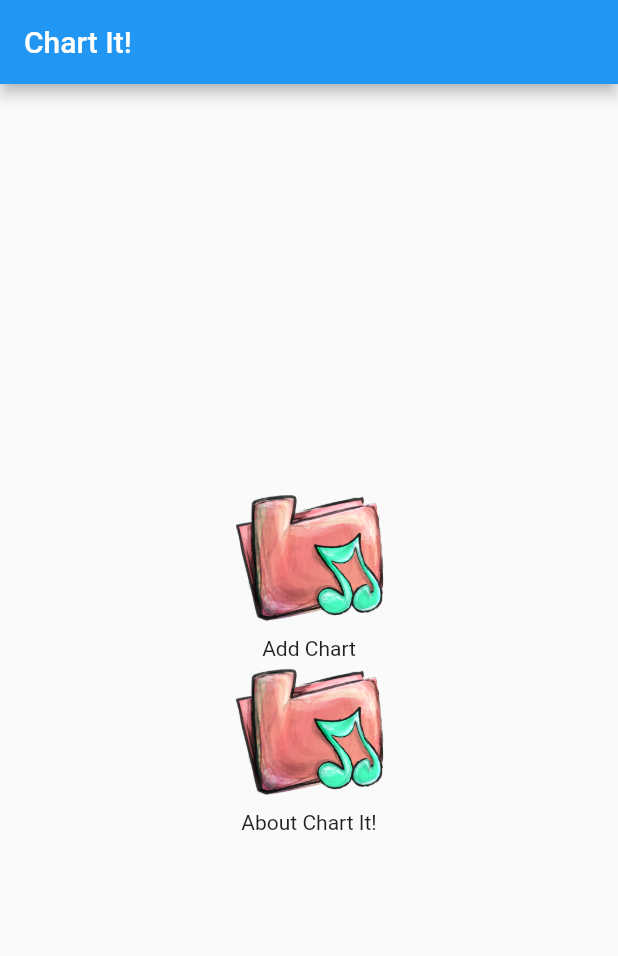
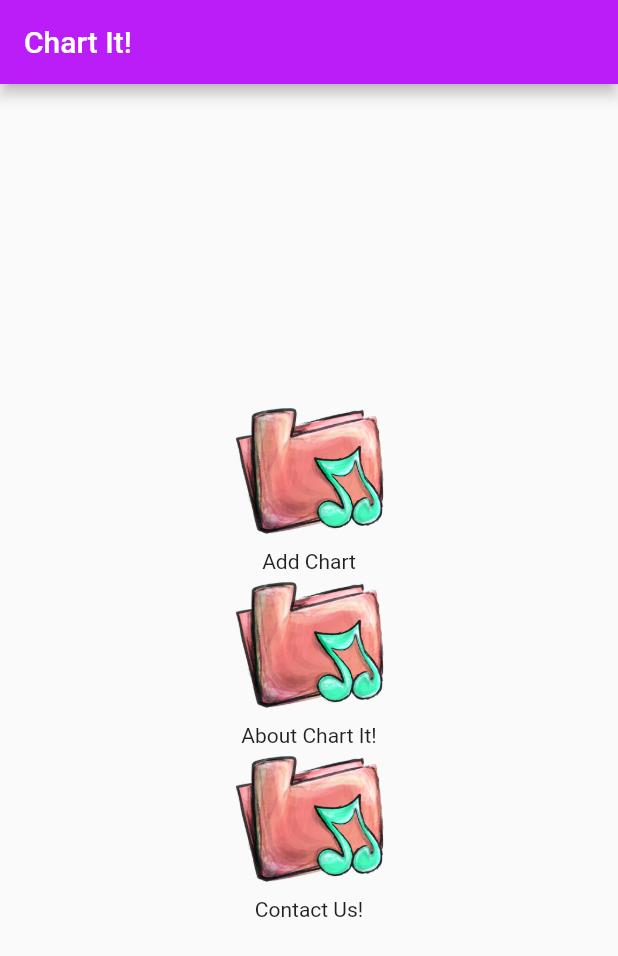
Before and after one commit to michalfain/ChartItFlutter, a Flutter app: the screen it shows after launch, on a phone screen of 412 x 824 dp. Shown: the top 956 px of the screen. Run offline on Flutter 3.47's test engine with Material 2 defaults, Android fonts, the light colour scheme and no system bars.

Commit message:
contact us ui

```diff
--- a/lib/main.dart
+++ b/lib/main.dart
@@ -1,3 +1,4 @@
+import 'package:chart_it/screens/contact_us_screen.dart';
 import 'package:flutter/material.dart';
 import 'package:chart_it/screens/home.dart';
 import 'package:chart_it/screens/chord_sheet.dart';
@@ -16,11 +17,19 @@ class _MyAppState extends State<MyApp> {
   @override
   Widget build(BuildContext context) {
     return MaterialApp(
+      theme: ThemeData.light().copyWith(
+        primaryColorDark: Color(0xff5A1178),
+        cardColor: Color(0xffE1CAEA),
+        canvasColor: Color(0xffC339F9),
+        primaryColor: Color(0xffBB1DF9),
+        backgroundColor: Color(0xffCBC6CD),
+      ),
       initialRoute: Home.id,
       routes: {
         Home.id: (context) => Home(),
         ChordSheet.id: (context) => ChordSheet(),
         AboutScreen.id: (context) => AboutScreen(),
+        ContactUs.id: (context) => ContactUs(),
       },
     );
   }
--- a/lib/screens/home.dart
+++ b/lib/screens/home.dart
@@ -1,5 +1,6 @@
 import 'package:chart_it/screens/about_screen.dart';
 import 'package:chart_it/screens/chord_sheet.dart';
+import 'package:chart_it/screens/contact_us_screen.dart';
 import 'package:chart_it/widgets/add_screen.dart';
 import 'package:flutter/material.dart';
 
@@ -26,6 +27,10 @@ class Home extends StatelessWidget {
               title: "About Chart It!",
               screenRoute: AboutScreen.id,
             ),
+            AddScreen(
+              title: "Contact Us!",
+              screenRoute: ContactUs.id,
+            ),
           ],
         ),
       ),
```
Also changed, not shown: lib/screens/contact_us_screen.dart (added, +35 -0 lines), lib/widgets/card_widget.dart (added, +18 -0 lines).
